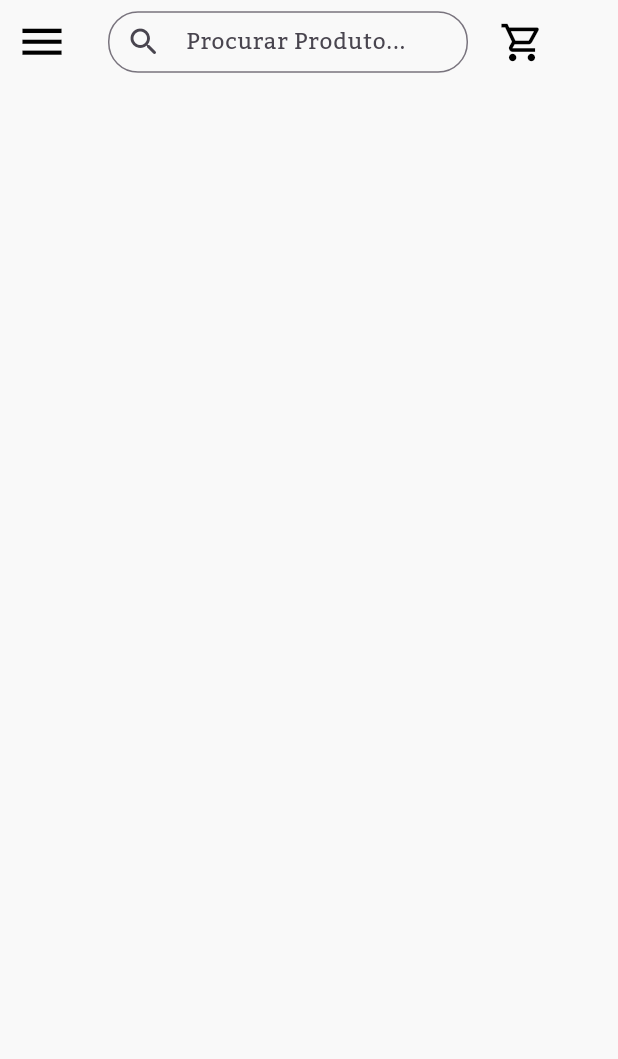
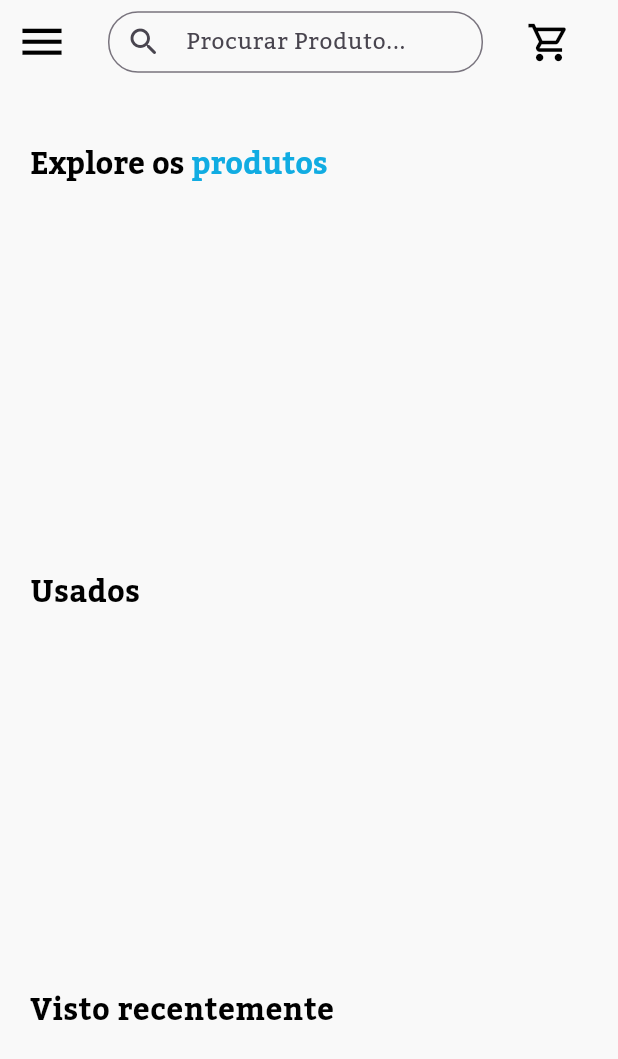
Before and after one commit to ca1ogabriel/projeto_integrador-main, a Flutter app: the TelaHome screen opened by its route, on a phone screen of 412 x 824 dp. Shown: the top 1059 px of the screen. Run offline on Flutter 3.47's test engine with Material 3 defaults, Android fonts, the phone set to English and light mode, and no system bars; our stand-ins replace cloud_firestore, firebase_auth, firebase_core, image_picker; accounts and stored records are empty; generated files the repository leaves out were written again.

Commit message:
Adicionado algumas informações na home

```diff
--- a/lib/views/home/tela_home.dart
+++ b/lib/views/home/tela_home.dart
@@ -1,5 +1,6 @@
 import 'package:flutter/material.dart';
 import 'package:projeto_integrador/theme/colors.dart';
+import 'package:projeto_integrador/theme/get_style_card_product.dart';
 import 'package:projeto_integrador/theme/get_style_seach.dart';
 import 'package:projeto_integrador/widgets/get_drawer.dart';
 
@@ -35,14 +36,14 @@ class _TelaHomeState extends State<TelaHome> {
       title: Row(
         children: [
           SizedBox(
-            width: 240,
+            width: 250,
             height: 41,
             child: TextFormField(
               decoration: getStyleSeach,
             ),
           ),
           const SizedBox(
-            width: 12,
+            width: 20,
           ),
           IconButton(
             onPressed: () {},
@@ -58,16 +59,80 @@ class _TelaHomeState extends State<TelaHome> {
   }
 
   Widget _getBodyHome() {
-    return const SafeArea(
-      child: SingleChildScrollView(
+    return SafeArea(
+        child: SingleChildScrollView(
+      child: Padding(
+        padding: const EdgeInsets.all(20.0),
         child: Column(
           children: [
             Row(
-              children: [],
-            )
+              children: [
+                RichText(
+                    text: const TextSpan(
+                        text: 'Explore os',
+                        style: TextStyle(
+                          color: Colors.black,
+                          fontFamily: 'Kadwa',
+                          fontSize: 20,
+                          fontWeight: FontWeight.bold,
+                        ),
+                        children: [
+                      TextSpan(
+                          text: ' produtos',
+                          style: TextStyle(
+                              color: kColorTextPrimary,
+                              fontFamily: 'Kadwa',
+                              fontSize: 20))
+                    ]))
+              ],
+            ),
+            const SizedBox(
+              height: 250,
+            ),
+            const Row(
+              children: [
+                Text('Usados',
+                    style: TextStyle(
+                        fontFamily: 'Kadwa',
+                        fontSize: 20,
+                        fontWeight: FontWeight.bold,
+                        color: Colors.black))
+              ],
+            ),
+            const SizedBox(
+              height: 250,
+            ),
+            const Row(
+              children: [
+                Text(
+                  'Visto recentemente',
+                  style: TextStyle(
+                      fontFamily: 'Kadwa',
+                      fontSize: 20,
+                      fontWeight: FontWeight.bold,
+                      color: Colors.black),
+                )
+              ],
+            ),
+            const SizedBox(
+              height: 250,
+            ),
+            const Row(
+              children: [
+                Text(
+                  'Notebooks',
+                  style: TextStyle(
+                      fontFamily: 'Kadwa',
+                      fontSize: 20,
+                      fontWeight: FontWeight.bold,
+                      color: Colors.black),
+                ),
+              ],
+            ),
+            const SizedBox(height: 250)
           ],
         ),
       ),
-    );
+    ));
   }
 }
```
